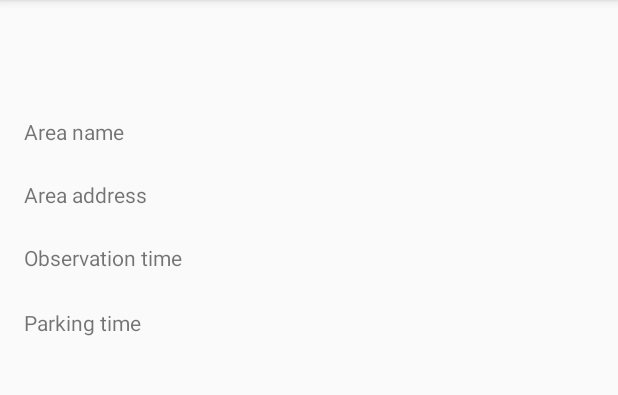
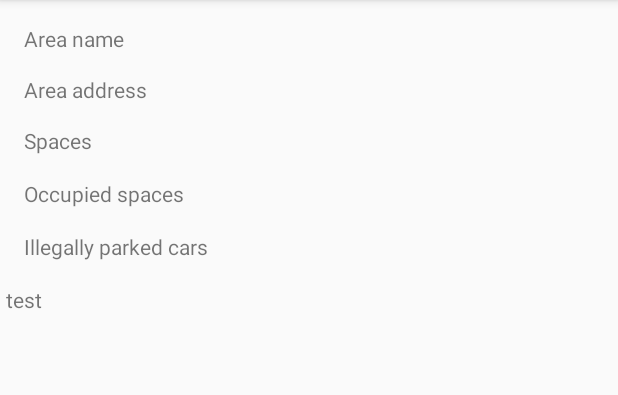
Before and after one commit to camillavoigt/MetroparkParkingPill, an Android app: the ParkingInfo screen opened directly, with no data from a screen before it, on a phone screen of 412 x 824 dp, the part 84-479 px from its top. Run offline under Robolectric (Android 15) with nearby library versions, the phone set to English and light mode, and no system bars.

```diff
--- a/app/build.gradle
+++ b/app/build.gradle
@@ -36,4 +36,5 @@ dependencies {
     implementation 'com.squareup.retrofit2:retrofit:2.3.0'
     implementation 'com.squareup.retrofit2:converter-gson:+'
     compile group: 'com.fasterxml.jackson.module', name: 'jackson-module-kotlin', version: '2.9.7'
+    implementation 'com.android.support:recyclerview-v7:28.0.0'
 }
--- a/app/src/main/AndroidManifest.xml
+++ b/app/src/main/AndroidManifest.xml
@@ -1,7 +1,7 @@
 <?xml version="1.0" encoding="utf-8"?>
 <manifest xmlns:android="http://schemas.android.com/apk/res/android"
           package="com.example.metroparkparkingpill">
-          <uses-permission android:name="android.permission.ACCESS_FINE_LOCATION"/>
+    <uses-permission android:name="android.permission.ACCESS_FINE_LOCATION"/>
 
     <!--
          The ACCESS_COARSE/FINE_LOCATION permissions are not required to use
@@ -45,6 +45,9 @@
         <activity android:name=".ParkingInfo"
                   android:parentActivityName="com.example.metroparkparkingpill.MapOverview">
         </activity>
+        <activity android:name=".ParkingSpaceActivity"
+                  android:parentActivityName=".MapOverview">
+        </activity>
 
     </application>
 
--- a/app/src/main/java/com/example/metroparkparkingpill/MainActivity.kt
+++ b/app/src/main/java/com/example/metroparkparkingpill/MainActivity.kt
@@ -10,6 +10,8 @@ class MainActivity : AppCompatActivity() {
     override fun onCreate(savedInstanceState: Bundle?) {
         super.onCreate(savedInstanceState)
         setContentView(R.layout.activity_main)
+
+
     }
 
     fun goToMap(view: View) {
--- a/app/src/main/java/com/example/metroparkparkingpill/ParkingInfo.kt
+++ b/app/src/main/java/com/example/metroparkparkingpill/ParkingInfo.kt
@@ -2,21 +2,8 @@ package com.example.metroparkparkingpill
 
 import android.os.Bundle
 import android.support.v7.app.AppCompatActivity
-import android.text.Html
-import android.util.Log
-import com.example.metroparkparkingpill.Model.Data
-import com.example.metroparkparkingpill.Model.ParkingArea
-import com.fasterxml.jackson.databind.DeserializationFeature
+import android.support.v7.widget.LinearLayoutManager
 import kotlinx.android.synthetic.main.activity_parking_info.*
-import org.xml.sax.Parser
-import retrofit2.Call
-import retrofit2.Retrofit
-import retrofit2.converter.gson.GsonConverterFactory
-import retrofit2.http.GET
-import retrofit2.http.Query
-import java.io.IOException
-import com.fasterxml.jackson.module.kotlin.*
-import java.net.URL
 
 
 class ParkingInfo : AppCompatActivity() {
@@ -24,56 +11,11 @@ class ParkingInfo : AppCompatActivity() {
         super.onCreate(savedInstanceState)
         setContentView(R.layout.activity_parking_info)
 
+        val parkingspaces =
 
-        val retrofit = Retrofit.Builder()
-            .baseUrl("http://metroparkparking.tk/").addConverterFactory(GsonConverterFactory.create())
-            .build()
-
-        //val areaInfoService = retrofit.create(AreaInfoService::class.java);
-        //New Thread
-        t = Thread {
-            while (!Thread.interrupted()) {
-                //val call = areaInfoService.getAreaInfo("1");
-                try {
-                    // val response = call.execute().body()!!
-                    val mapper = jacksonObjectMapper()
-                    mapper.configure(DeserializationFeature.FAIL_ON_NULL_FOR_PRIMITIVES, false)
-                    var parkingArea: Data = mapper.readValue<Data>(URL("http://metroparkparking.tk/alldata"))
-                    Log.i("lulu", parkingArea.toString())
-                    area_name.post {
-                        area_name.text = parkingArea.parkingAreas.get(0).areaName;
-                    }
-
-
-                } catch (e: IOException) {
-                    e.printStackTrace();
-                    Log.i("Test", e.toString());
-                }
-                t.interrupt();
+            recyclerView.apply {
+                adapter = ParkingSpace();
+                layoutManager = LinearLayoutManager(this@ParkingInfo);
             }
-        }
-        t.start();
     }
-
-    lateinit var t: Thread
-
-
-    //Web call
-    /*
-    class AreaInfo(val type: String, val value: Value)
-
-    class Value(
-        val areaName: String,
-        val areaAddress: String,
-        val areaObservationTime: Double,
-        val allowedParkingTime: Double
-    )
-
-    public interface AreaInfoService {
-        @GET("/parkingarea?areaid=1")
-        fun getAreaInfo(@Query("areaid") id: String): Call<Value>
-    }
-     */
-
-
 }
--- /dev/null
+++ b/app/src/main/java/com/example/metroparkparkingpill/ParkingSpace.kt
@@ -0,0 +1,33 @@
+package com.example.metroparkparkingpill
+
+import android.support.v7.widget.RecyclerView
+import android.view.LayoutInflater
+import android.view.View
+import android.view.ViewGroup
+import android.widget.TextView
+import kotlinx.android.synthetic.main.element_view.view.*
+
+class ParkingSpace() : RecyclerView.Adapter<ParkingSpace.ParkingSpaceHolder>() {
+
+
+    override fun onCreateViewHolder(parent: ViewGroup, position: Int): ParkingSpaceHolder {
+        val view = LayoutInflater.from(parent.context).inflate(R.layout.element_view, parent, false);
+
+
+        return ParkingSpaceHolder(view, view.spaceInfo)
+    }
+
+    override fun getItemCount(): Int {
+        return 1
+    }
+
+
+    override fun onBindViewHolder(holder: ParkingSpace.ParkingSpaceHolder, position: Int) {
+        var test = "test"
+        holder.text.spaceInfo.text = test
+    }
+
+
+    class ParkingSpaceHolder(view: View, val text: TextView) : RecyclerView.ViewHolder(view)
+
+}
--- a/app/src/main/res/layout/activity_parking_info.xml
+++ b/app/src/main/res/layout/activity_parking_info.xml
@@ -8,25 +8,43 @@
             android:layout_height="18dp"
             android:id="@+id/area_name" android:text="@string/area_name" app:layout_constraintStart_toStartOf="parent"
             android:layout_marginStart="16dp" app:layout_constraintTop_toTopOf="parent"
-            android:layout_marginTop="78dp"/>
+            android:layout_marginTop="16dp"/>
     <TextView
             android:layout_width="wrap_content"
             android:layout_height="18dp"
             android:id="@+id/area_address"
             android:text="@string/area_address" app:layout_constraintStart_toStartOf="parent"
-            android:layout_marginStart="16dp" android:layout_marginTop="24dp"
+            android:layout_marginStart="16dp" android:layout_marginTop="16dp"
             app:layout_constraintTop_toBottomOf="@+id/area_name"/>
     <TextView
-            android:text="@string/area_observation_time"
+            android:text="@string/area_number_of_spaces"
             android:layout_width="wrap_content"
             android:layout_height="wrap_content"
-            android:id="@+id/area_observation_time" app:layout_constraintStart_toStartOf="parent"
-            android:layout_marginStart="16dp" android:layout_marginTop="24dp"
-            app:layout_constraintTop_toBottomOf="@+id/area_address"/>
+            android:id="@+id/area_number_of_spaces" android:layout_marginTop="16dp"
+            app:layout_constraintTop_toBottomOf="@+id/area_address" app:layout_constraintStart_toStartOf="parent"
+            android:layout_marginStart="16dp"/>
     <TextView
+            android:text="@string/area_number_of_occ_spaces"
             android:layout_width="wrap_content"
             android:layout_height="wrap_content"
-            android:id="@+id/area_parking_time" android:text="@string/area_parking_time"
-            app:layout_constraintStart_toStartOf="parent" android:layout_marginStart="16dp"
-            android:layout_marginTop="24dp" app:layout_constraintTop_toBottomOf="@+id/area_observation_time"/>
+            android:id="@+id/area_number_of_occ_spaces" app:layout_constraintStart_toStartOf="parent"
+            android:layout_marginStart="16dp" android:layout_marginTop="16dp"
+            app:layout_constraintTop_toBottomOf="@+id/area_number_of_spaces"/>
+    <TextView
+            android:text="@string/area_number_of_ill_cars"
+            android:layout_width="wrap_content"
+            android:layout_height="wrap_content"
+            android:id="@+id/area_number_of_ill_cars" app:layout_constraintStart_toStartOf="parent"
+            android:layout_marginStart="16dp" android:layout_marginTop="16dp"
+            app:layout_constraintTop_toBottomOf="@+id/area_number_of_occ_spaces"/>
+    <android.support.v7.widget.RecyclerView
+            android:layout_width="404dp"
+            android:layout_height="0dp"
+            app:layout_constraintStart_toStartOf="parent"
+            app:layout_constraintBottom_toBottomOf="parent"
+            android:layout_marginBottom="8dp"
+            android:layout_marginTop="16dp"
+            app:layout_constraintTop_toBottomOf="@+id/area_number_of_ill_cars"
+            android:id="@+id/recyclerView"
+            tools:context=".ParkingInfo" app:layout_constraintEnd_toEndOf="parent"/>
 </android.support.constraint.ConstraintLayout>
--- /dev/null
+++ b/app/src/main/res/layout/element_view.xml
@@ -0,0 +1,11 @@
+<?xml version="1.0" encoding="utf-8"?>
+<FrameLayout xmlns:android="http://schemas.android.com/apk/res/android"
+             android:layout_width="wrap_content"
+             android:layout_height="wrap_content">
+
+    <TextView
+            android:text="TextView"
+            android:layout_width="wrap_content"
+            android:layout_height="wrap_content" android:id="@+id/spaceInfo" android:layout_gravity="center"
+            />
+</FrameLayout>
--- a/app/src/main/res/values/strings.xml
+++ b/app/src/main/res/values/strings.xml
@@ -6,4 +6,7 @@
     <string name="parking_area_info_button">Parking info</string>
     <string name="area_address">Area address</string>
     <string name="area_parking_time">Parking time</string>
+    <string name="area_number_of_spaces">Spaces</string>
+    <string name="area_number_of_ill_cars">Illegally parked cars</string>
+    <string name="area_number_of_occ_spaces">Occupied spaces</string>
 </resources>
```
Also changed, not shown: app/src/main/java/com/example/metroparkparkingpill/DataStorage.kt (added, +42 -0 lines), app/src/main/java/com/example/metroparkparkingpill/Model/ParkingArea.kt (+10 -14 lines).
